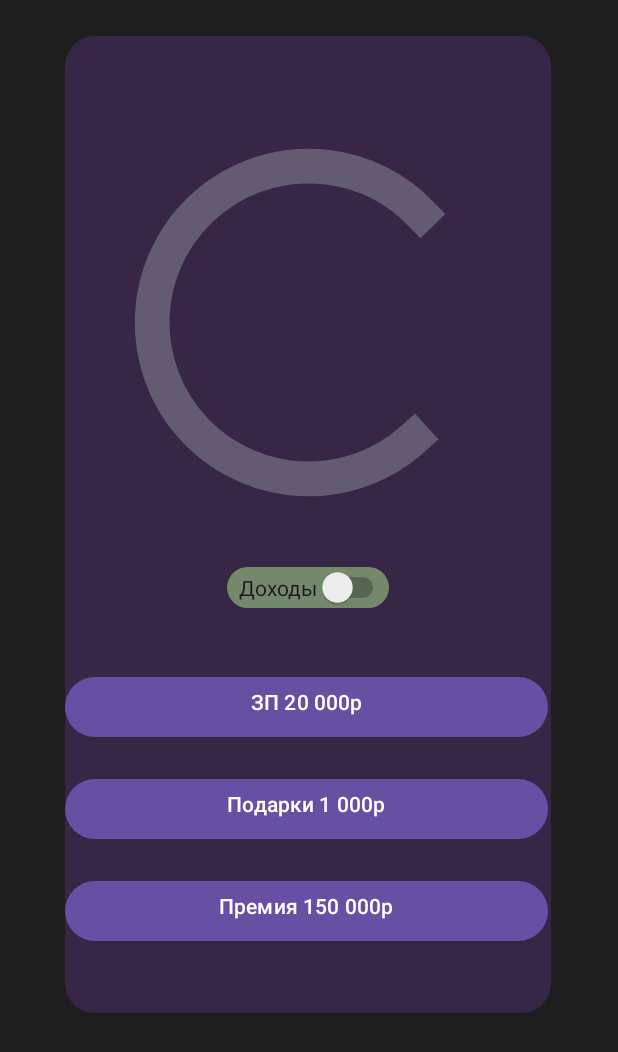
After one commit to Mahishwara/Intelligent-assistant, an Android app: the layout revenue.xml on its own in the app's theme, with its tools: preview values and no code run, on a phone screen of 412 x 824 dp. The commit adds this screen. Shown: the top 1052 px of the screen. Run offline under Robolectric (Android 15) with nearby library versions, the phone set to English and light mode, and no system bars.

Commit message:
главная страница расходы доходы

```diff
--- a/MyApplication/app/src/main/java/com/example/myapplication/MainActivity.kt
+++ b/MyApplication/app/src/main/java/com/example/myapplication/MainActivity.kt
@@ -4,8 +4,11 @@ import androidx.appcompat.app.AppCompatActivity
 import android.os.Bundle
 
 class MainActivity : AppCompatActivity() {
+
     override fun onCreate(savedInstanceState: Bundle?) {
         super.onCreate(savedInstanceState)
         setContentView(R.layout.activity_main)
+
+
     }
 }
--- /dev/null
+++ b/MyApplication/app/src/main/res/drawable/shape_button.xml
@@ -0,0 +1,9 @@
+<?xml version="1.0" encoding="utf-8"?>
+<shape xmlns:android="http://schemas.android.com/apk/res/android">
+    <solid android:color="@color/backButton"></solid>
+    <corners android:radius="27dp"></corners>
+    <stroke
+        android:color="@color/itemList"
+        android:width="10dp">
+    </stroke>
+</shape>
--- /dev/null
+++ b/MyApplication/app/src/main/res/drawable/shape_container.xml
@@ -0,0 +1,6 @@
+<?xml version="1.0" encoding="utf-8"?>
+<shape xmlns:android="http://schemas.android.com/apk/res/android">
+    <solid android:color="@color/container">
+    </solid>
+    <corners android:radius="20dp"></corners>
+</shape>
--- /dev/null
+++ b/MyApplication/app/src/main/res/drawable/shape_spinner_switch.xml
@@ -0,0 +1,6 @@
+<?xml version="1.0" encoding="utf-8"?>
+<shape xmlns:android="http://schemas.android.com/apk/res/android">
+    <solid android:color="@color/backButton">
+    </solid>
+    <corners android:radius="80dp"></corners>
+</shape>
--- /dev/null
+++ b/MyApplication/app/src/main/res/layout/revenue.xml
@@ -0,0 +1,97 @@
+<?xml version="1.0" encoding="utf-8"?>
+<androidx.constraintlayout.widget.ConstraintLayout xmlns:android="http://schemas.android.com/apk/res/android"
+    xmlns:app="http://schemas.android.com/apk/res-auto"
+    xmlns:tools="http://schemas.android.com/tools"
+    android:layout_width="match_parent"
+    android:layout_height="match_parent"
+    android:background="@color/background">
+
+    <androidx.constraintlayout.widget.ConstraintLayout
+        android:layout_width="324dp"
+        android:layout_height="wrap_content"
+        android:layout_marginTop="24dp"
+        android:background='@drawable/shape_container'
+        android:paddingTop="14dp"
+        android:paddingBottom="34dp"
+        app:layout_constraintEnd_toEndOf="parent"
+        app:layout_constraintHorizontal_bias="0.494"
+        app:layout_constraintStart_toStartOf="parent"
+        app:layout_constraintTop_toTopOf="parent">
+
+        <Spinner
+            android:id="@+id/spinnerAccounts"
+            android:layout_width="202dp"
+            android:layout_height="wrap_content"
+            android:layout_marginTop="14dp"
+            android:background="@drawable/shape_spinner_switch"
+            android:foregroundGravity="center"
+            app:layout_constraintEnd_toEndOf="parent"
+            app:layout_constraintStart_toStartOf="parent"
+            app:layout_constraintTop_toTopOf="parent" />
+
+        <ProgressBar
+            android:id="@+id/progressBar"
+            style="?android:attr/progressBarStyle"
+            android:layout_width="278dp"
+            android:layout_height="278dp"
+            android:layout_marginTop="24dp"
+            app:layout_constraintEnd_toEndOf="parent"
+            app:layout_constraintStart_toStartOf="parent"
+            app:layout_constraintTop_toBottomOf="@+id/spinnerAccounts" />
+
+        <Switch
+            android:id="@+id/switch1"
+            android:layout_width="wrap_content"
+            android:layout_height="wrap_content"
+            android:layout_marginTop="24dp"
+            android:background="@drawable/shape_spinner_switch"
+            android:paddingLeft="8dp"
+            android:text="Доходы"
+            app:layout_constraintEnd_toEndOf="parent"
+            app:layout_constraintStart_toStartOf="parent"
+            app:layout_constraintTop_toBottomOf="@+id/progressBar" />
+
+        <LinearLayout
+            android:layout_width="322dp"
+            android:layout_height="wrap_content"
+            android:layout_marginTop="32dp"
+            android:orientation="vertical"
+            app:layout_constraintTop_toBottomOf="@+id/switch1"
+            tools:layout_editor_absoluteX="1dp">
+
+            <Button
+                android:id="@+id/button"
+                android:layout_width="match_parent"
+                android:layout_height="wrap_content"
+                android:layout_marginTop="10dp"
+                android:layout_marginBottom="10dp"
+                app:layout_constraintEnd_toEndOf="parent"
+                app:layout_constraintStart_toStartOf="parent"
+                android:drawableBottom="@drawable/shape_button"
+                android:text="ЗП 20 000р" />
+
+            <Button
+                android:id="@+id/button2"
+                android:layout_width="match_parent"
+                android:layout_height="wrap_content"
+                android:layout_marginTop="10dp"
+                android:layout_marginBottom="10dp"
+                android:drawableBottom="@drawable/shape_button"
+                app:layout_constraintEnd_toEndOf="parent"
+                app:layout_constraintStart_toStartOf="parent"
+                android:text="Подарки 1 000р" />
+
+            <Button
+                android:id="@+id/button3"
+                android:layout_width="match_parent"
+                android:layout_height="wrap_content"
+                android:layout_marginTop="10dp"
+                android:layout_marginBottom="10dp"
+                app:layout_constraintEnd_toEndOf="parent"
+                app:layout_constraintStart_toStartOf="parent"
+                android:drawableBottom="@drawable/shape_button"
+                android:text="Премия 150 000р" />
+        </LinearLayout>
+    </androidx.constraintlayout.widget.ConstraintLayout>
+
+</androidx.constraintlayout.widget.ConstraintLayout>
--- a/MyApplication/app/src/main/res/values/colors.xml
+++ b/MyApplication/app/src/main/res/values/colors.xml
@@ -2,4 +2,8 @@
 <resources>
     <color name="black">#FF000000</color>
     <color name="white">#FFFFFFFF</color>
+    <color name="background">#1E1E1E</color>
+    <color name="container">#382646</color>
+    <color name="backButton">#75BBFD99</color>
+    <color name="itemList">#BA5050</color>
 </resources>
```
Also changed, not shown: MyApplication/app/src/main/res/layout/activity_main.xml (+39 -5 lines), MyApplication/app/src/main/res/layout/expenses.xml (added, +99 -0 lines), MyApplication/app/src/main/res/values/array.xml (added, +9 -0 lines), 1 other file.
